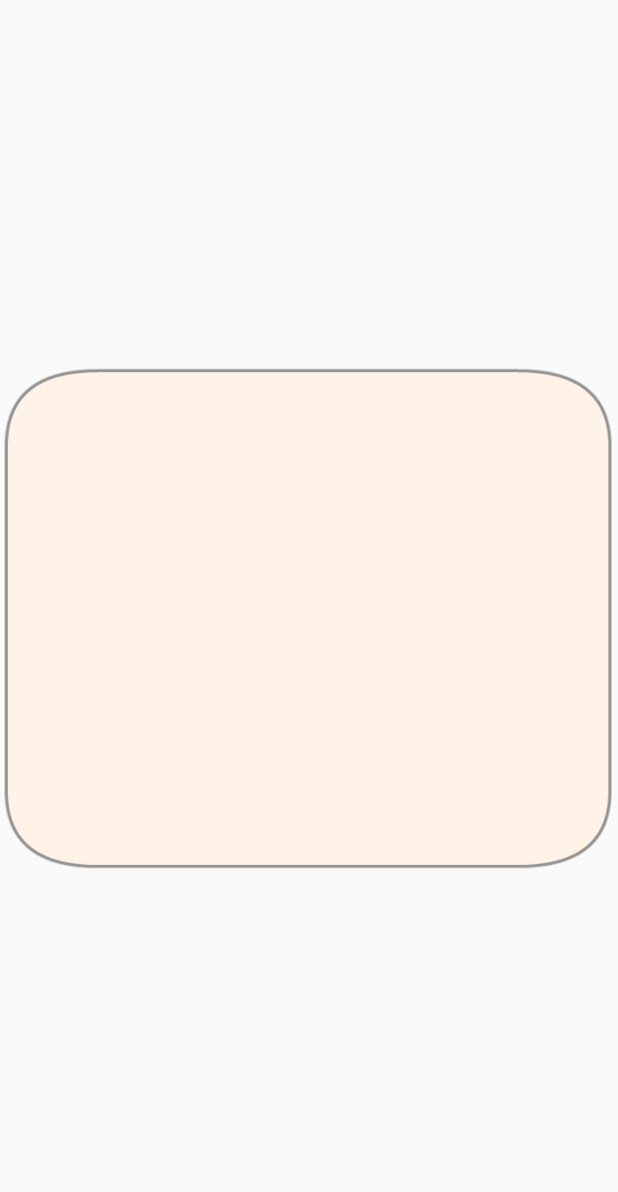
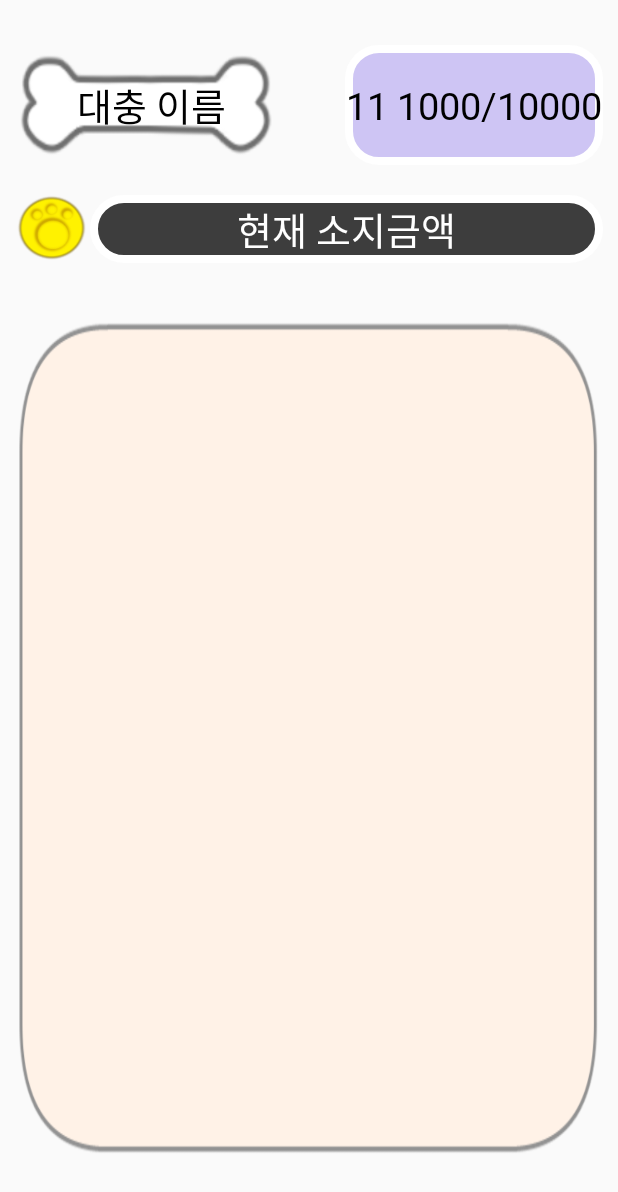
Before and after one commit to polaris428/skt_healthy_pet, an Android app: the fragment Pet_Fragment shown on its own in the app's theme, on a phone screen of 412 x 824 dp. Shown: the top 1192 px of the screen. Run offline under Robolectric (Android 15) with nearby library versions, the phone set to English and light mode, and no system bars.

Commit message:
각종 업이데이트

```diff
--- a/app/src/main/java/com/example/skthealthypet/Loding_Activity.java
+++ b/app/src/main/java/com/example/skthealthypet/Loding_Activity.java
@@ -5,9 +5,10 @@ import android.os.Bundle;
 import android.os.Handler;
 
 import androidx.appcompat.app.AppCompatActivity;
+import androidx.constraintlayout.widget.ConstraintLayout;
 
 public class Loding_Activity extends AppCompatActivity {
-
+    private ConstraintLayout loding_activity;
     @Override
     protected void onCreate(Bundle savedInstanceState) {
         super.onCreate(savedInstanceState);
--- a/app/src/main/java/com/example/skthealthypet/Pet_Fragment.java
+++ b/app/src/main/java/com/example/skthealthypet/Pet_Fragment.java
@@ -22,13 +22,9 @@ public class Pet_Fragment extends Fragment {
         View v = LayoutInflater.from(getContext()).inflate(R.layout.fragment_pet_,null);
         String str="";
 
-        Bundle bundle = getArguments();
 
-        if (bundle != null) {
-            str = bundle.getString("pet");
-        }
-        TextView agetext=(TextView)v.findViewById(R.id.agetext);
-        agetext.setText(""+str);
+
+
 
 
         return v;
--- /dev/null
+++ b/app/src/main/res/drawable-v24/xpbar.xml
@@ -0,0 +1,15 @@
+<?xml version="1.0" encoding="utf-8"?>
+<shape xmlns:android="http://schemas.android.com/apk/res/android"
+    android:padding="10dp"
+    android:shape="rectangle" >
+    <solid android:color="#E2C9BFF4" />
+    <corners
+
+        android:bottomLeftRadius="20dp"
+        android:bottomRightRadius="20dp"
+        android:topLeftRadius="20dp"
+        android:topRightRadius="20dp" />
+    <stroke
+        android:width="5dp"
+        android:color="#FFFFFF" />
+</shape>
--- /dev/null
+++ b/app/src/main/res/drawable/coins.xml
@@ -0,0 +1,14 @@
+<?xml version="1.0" encoding="utf-8"?>
+<shape xmlns:android="http://schemas.android.com/apk/res/android"
+    android:padding="10dp"
+    android:shape="rectangle" >
+    <solid android:color="#C1000000" />
+    <corners
+        android:bottomLeftRadius="20dp"
+        android:bottomRightRadius="20dp"
+        android:topLeftRadius="20dp"
+        android:topRightRadius="20dp" />
+    <stroke
+        android:width="5dp"
+        android:color="#FFFFFF" />
+</shape>
--- a/app/src/main/res/layout/activity_main.xml
+++ b/app/src/main/res/layout/activity_main.xml
@@ -24,7 +24,7 @@
     <com.google.android.material.bottomnavigation.BottomNavigationView
         android:id="@+id/bottom_navigation_view"
         android:layout_width="0dp"
-        android:layout_height="50dp"
+        android:layout_height="65dp"
         android:background="#FFFFFF"
         app:layout_constraintBottom_toBottomOf="parent"
         app:layout_constraintHorizontal_bias="0.0"
--- a/app/src/main/res/layout/fragment_pet_.xml
+++ b/app/src/main/res/layout/fragment_pet_.xml
@@ -4,34 +4,82 @@
     android:layout_width="match_parent"
     android:layout_height="match_parent"
     xmlns:app="http://schemas.android.com/apk/res-auto"
-    tools:context=".Pet_Fragment">
+    tools:context=".Pet_Fragment"
+    android:padding="10dp">
+
     <androidx.constraintlayout.widget.ConstraintLayout
         android:layout_width="match_parent"
         android:layout_height="match_parent">
+
         <TextView
-            android:id="@+id/agetext"
+            android:id="@+id/petname"
             android:layout_width="match_parent"
-            android:layout_height="wrap_content"
-            android:textSize="1000dp"
+            android:layout_height="80dp"
+            android:layout_marginRight="210dp"
+            android:background="@drawable/dogname"
+            android:gravity="center"
+            android:text="대충 이름"
+            android:layout_marginTop="20dp"
             android:textColor="#000000"
+            app:layout_constraintTop_toTopOf="parent">
+
+        </TextView>
+        <TextView
+            android:layout_width="match_parent"
+            android:layout_height="80dp"
+            android:layout_marginTop="20dp"
+            android:text="11 1000/10000"
+            android:gravity="center"
+            android:background="@drawable/xpbar"
+            android:textColor="@android:color/black"
+            android:layout_marginLeft="220dp"
+            app:layout_constraintRight_toRightOf="parent"
+            app:layout_constraintLeft_toRightOf="@+id/petname"
+            app:layout_constraintTop_toTopOf="parent"
+
+            >
+
+        </TextView>
+        <ImageView
+            android:id="@+id/coin"
+            android:layout_width="50dp"
+            android:layout_height="45dp"
+            android:background="@drawable/coin"
+            android:layout_marginTop="20dp"
+            app:layout_constraintLeft_toLeftOf="parent"
+            app:layout_constraintTop_toBottomOf="@+id/petname">
+
+        </ImageView>
+
+        <TextView
+            android:id="@+id/cointext"
+            android:layout_width="match_parent"
+            android:layout_height="45dp"
+            android:layout_marginLeft="50dp"
+            android:text="현재 소지금액"
+            android:layout_marginTop="20dp"
+            android:gravity="center"
+            android:background="@drawable/coins"
+            android:textColor="@android:color/white"
+            app:layout_constraintLeft_toRightOf="@+id/coin"
+            app:layout_constraintTop_toBottomOf="@+id/petname">
+
+        </TextView>
+        <ImageView
+            android:layout_width="match_parent"
+            android:layout_height="match_parent"
+            android:layout_marginTop="200dp"
+            android:layout_marginBottom="40dp"
+            android:background="@drawable/petroom"
+            app:layout_constraintBottom_toBottomOf="parent"
             app:layout_constraintLeft_toLeftOf="parent"
             app:layout_constraintRight_toRightOf="parent"
             app:layout_constraintTop_toTopOf="parent">
 
-        </TextView>
-        <ImageView
-            android:layout_width="wrap_content"
-            android:layout_height="wrap_content"
-            android:src="@drawable/petroom"
-            app:layout_constraintRight_toRightOf="parent"
-            app:layout_constraintLeft_toLeftOf="parent"
-            app:layout_constraintBottom_toBottomOf="parent"
-            app:layout_constraintTop_toTopOf="parent"
-            >
-
         </ImageView>
 
-</androidx.constraintlayout.widget.ConstraintLayout>
+
+    </androidx.constraintlayout.widget.ConstraintLayout>
 
 
 </FrameLayout>
```
Also changed, not shown: app/src/main/java/com/example/skthealthypet/Pedometer_Fragment.java (+0 -11 lines), app/src/main/java/com/example/skthealthypet/Recommended_Fragment.java (+2 -9 lines), app/src/main/res/drawable/gradient.xml (added, +11 -0 lines), app/src/main/res/layout/activity_loding_.xml (+2 -11 lines), app/src/main/res/layout/fragment_pedometer_.xml (+8 -17 lines), app/src/main/res/drawable-v24/coin.png (added), app/src/main/res/drawable-v24/loding1.png (added), app/src/main/res/drawable-v24/loding2.png (added).
